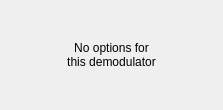
Old version of the form src/qtgui/demod_options.ui in the repository gqrx-sdr/gqrx.
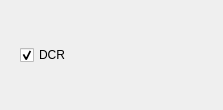
New version of the form. The open tabs and pages were chosen to show the change. Icons and pictures are not drawn.

```diff
--- a/src/qtgui/demod_options.ui
+++ b/src/qtgui/demod_options.ui
@@ -226,6 +226,23 @@
        </item>
       </layout>
      </widget>
+     <widget class="QWidget" name="demodAmSyncOpt">
+      <layout class="QVBoxLayout" name="verticalLayout_4">
+       <item>
+        <widget class="QCheckBox" name="syncdcrCheckBox">
+         <property name="toolTip">
+          <string>Enable/disable DC removal.</string>
+         </property>
+         <property name="text">
+          <string>DCR</string>
+         </property>
+         <property name="checked">
+          <bool>true</bool>
+         </property>
+        </widget>
+       </item>
+      </layout>
+     </widget>
      <widget class="QWidget" name="page">
       <widget class="QWidget" name="layoutWidget">
        <property name="geometry">
```
